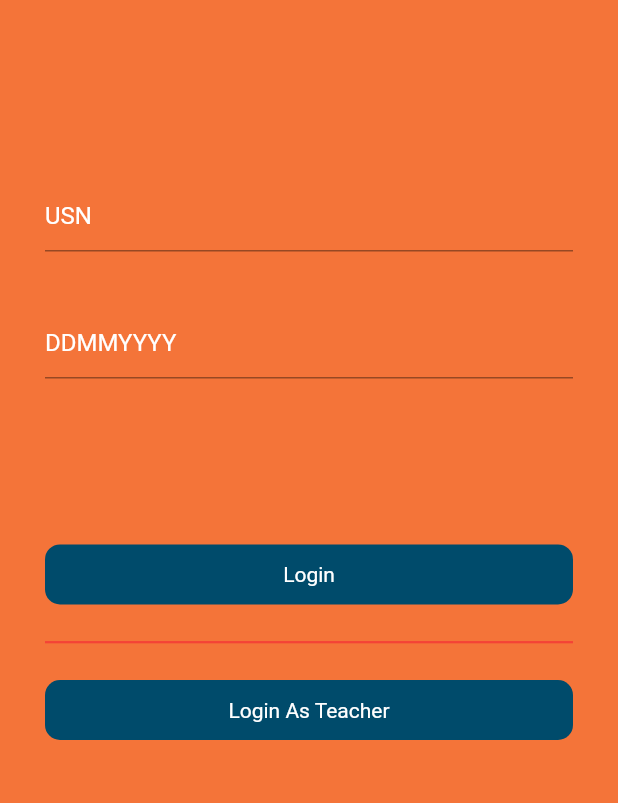
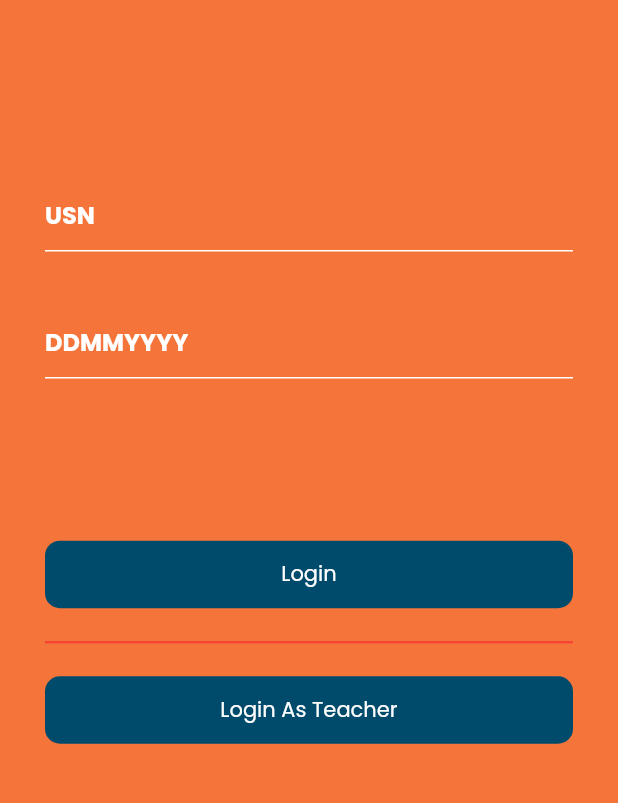
Before and after one commit to App-Sack/flutter-attendance-manager, a Flutter app: the LoginScreen screen opened directly, after a tap on "Login", on a phone screen of 412 x 824 dp, the part 385-1188 px from its top. Run offline on Flutter 3.47's test engine with Material 2 defaults, Android fonts, the phone set to English and light mode, and no system bars; our stand-ins replace flutter_custom_clippers, google_fonts, shared_preferences, step_progress_indicator, table_calendar; accounts and stored records are empty; network calls fail.

Commit message:
color changes and google fonts added

```diff
--- a/lib/main.dart
+++ b/lib/main.dart
@@ -4,6 +4,7 @@ import 'package:attendance_manager/screens/student_screens/subject_calendar_scre
 import 'package:attendance_manager/screens/teacher_screens/all_classes_screen.dart';
 import 'package:attendance_manager/screens/teacher_screens/students_list_screen.dart';
 import 'package:flutter/material.dart';
+import 'package:google_fonts/google_fonts.dart';
 
 void main() {
   runApp(const MyApp());
@@ -16,7 +17,10 @@ class MyApp extends StatelessWidget {
   Widget build(BuildContext context) {
     return MaterialApp(
       debugShowCheckedModeBanner: false,
-      home: AllClassesScreen(),
+      home: LoginScreen(),
+      theme: ThemeData(
+        textTheme: GoogleFonts.poppinsTextTheme(),
+      ),
       routes: {
         SubjectCalendarScreen.routeName: (ctx) => SubjectCalendarScreen(),
         AllSubjectsScreen.routeName: (ctx) => AllSubjectsScreen(),
--- a/lib/screens/student_screens/all_subjects_screen.dart
+++ b/lib/screens/student_screens/all_subjects_screen.dart
@@ -1,4 +1,5 @@
 import 'dart:convert';
+import 'package:attendance_manager/utils/colors.dart';
 import 'package:attendance_manager/widgets/subject_tile.dart';
 import 'package:flutter/material.dart';
 import 'package:http/http.dart' as http;
@@ -36,7 +37,8 @@ class _AllSubjectsScreenState extends State<AllSubjectsScreen> {
   Widget build(BuildContext context) {
     return Scaffold(
       appBar: AppBar(
-        title: const Text("All Subjects Screen"),
+        title: const Text("Subjects"),
+        backgroundColor: kOrangeColor,
       ),
       body: _subjects.length == 0
           ? Center(
--- a/lib/screens/student_screens/login_screen.dart
+++ b/lib/screens/student_screens/login_screen.dart
@@ -21,7 +21,7 @@ class _LoginScreenState extends State<LoginScreen> {
   var selected = selectedUser.Student;
   TextEditingController userIdController = TextEditingController();
   TextEditingController passwordController = TextEditingController();
-
+  bool isLoading=false;
 
   @override
   Widget build(BuildContext context) {
@@ -90,20 +90,25 @@ class _LoginScreenState extends State<LoginScreen> {
                               children: [
                                 LoginScreenButton(
                                   textLabel: "Login",
+                                  loading: isLoading,
                                   onPressed: () async {
                                     if(userIdController.text.isNotEmpty && passwordController.text.isNotEmpty){
-                                      String response=await AuthMethods().studentLogin(userIdController.text, passwordController.text);
+                                      setState(() {
+                                        isLoading=true;
+                                      });
+                                      String response=await AuthMethods().studentLogin(userIdController.text.toLowerCase(), passwordController.text);
                                       if(response=="success"){
                                         SharedPreferences sp=await SharedPreferences.getInstance();
-                                        sp.setString('usn', '${userIdController.text}');
+                                        sp.setString('usn', '${userIdController.text.toLowerCase()}');
                                         print(sp.getString('usn'));
                                         Navigator.of(context).pushReplacementNamed(AllSubjectsScreen.routeName);
-
                                       }
                                       else{
+                                        setState(() {
+                                          isLoading=false;
+                                        });
                                         ScaffoldMessenger.of(context).showSnackBar(SnackBar(content: Text(response)));
                                       }
-
                                     }
                                   },
                                 ),
--- a/lib/screens/student_screens/subject_calendar_screen.dart
+++ b/lib/screens/student_screens/subject_calendar_screen.dart
@@ -47,7 +47,7 @@ class _SubjectCalendarScreenState extends State<SubjectCalendarScreen> {
         backgroundColor: kBlueLightColor,
         appBar: AppBar(
           backgroundColor: kOrangeDarkColor,
-          title: Text("data"),
+          title: Text(subjectData['courseName']),
           elevation: 0,
         ),
         body: Column(
--- a/lib/widgets/calendar.dart
+++ b/lib/widgets/calendar.dart
@@ -91,7 +91,7 @@ class _CalendarState extends State<Calendar> {
         todayDecoration:
             BoxDecoration(color: kOrangeColor, shape: BoxShape.circle),
         todayTextStyle:
-            TextStyle(color: Colors.black, fontWeight: FontWeight.w600),
+            TextStyle(color: Colors.white, fontWeight: FontWeight.w600),
       ),
       eventLoader: (day) => _getEvents(context, day),
       calendarBuilders:
--- a/lib/widgets/input_field_box.dart
+++ b/lib/widgets/input_field_box.dart
@@ -1,3 +1,4 @@
+import 'package:attendance_manager/utils/colors.dart';
 import 'package:flutter/material.dart';
 
 class InputFieldBox extends StatelessWidget {
@@ -18,8 +19,21 @@ class InputFieldBox extends StatelessWidget {
     return TextFormField(
       controller: userIdController,
       keyboardType: keyboardType,
+      style: TextStyle(color: Colors.white,fontWeight: FontWeight.bold),
       decoration: InputDecoration(
         hintText: inputTypeText,
+        focusedBorder: UnderlineInputBorder( //<-- SEE HERE
+          borderSide: BorderSide(
+              width: 2.5, color: kBlueColor),
+        ),
+        enabledBorder: UnderlineInputBorder(
+          borderSide: BorderSide(
+              width: 1, color: Colors.white),
+        ),
+        disabledBorder: UnderlineInputBorder( //<-- SEE HERE
+          borderSide: BorderSide(
+              width: 1, color: Colors.white),
+        ),
         suffixStyle: TextStyle(color: Colors.white),
         hintStyle: TextStyle(color: Colors.white),
       ),
--- a/lib/widgets/login_screen_button.dart
+++ b/lib/widgets/login_screen_button.dart
@@ -1,16 +1,21 @@
 import 'package:attendance_manager/utils/colors.dart';
 import 'package:flutter/material.dart';
 
-class LoginScreenButton extends StatelessWidget {
+class LoginScreenButton extends StatefulWidget {
   final String textLabel;
   final Function()? onPressed;
+  bool loading;
+  LoginScreenButton({super.key, required this.textLabel, this.onPressed,this.loading=false});
 
-  LoginScreenButton({super.key, required this.textLabel, this.onPressed});
+  @override
+  State<LoginScreenButton> createState() => _LoginScreenButtonState();
+}
 
+class _LoginScreenButtonState extends State<LoginScreenButton> {
   @override
   Widget build(BuildContext context) {
     return InkWell(
-      onTap: onPressed,
+      onTap: widget.onPressed,
       child: Container(
         width: double.infinity,
         decoration: BoxDecoration(
@@ -20,8 +25,8 @@ class LoginScreenButton extends StatelessWidget {
         child: Padding(
           padding: const EdgeInsets.symmetric(vertical: 12),
           child: Center(
-              child: Text(
-            textLabel,
+              child: widget.loading?CircularProgressIndicator():Text(
+            widget.textLabel,
             style: TextStyle(color: Colors.white),
           )),
         ),
--- a/pubspec.yaml
+++ b/pubspec.yaml
@@ -43,6 +43,7 @@ dependencies:
   provider: ^6.0.4
   http: ^0.13.5
   shared_preferences: ^2.0.15
+  google_fonts: ^3.0.1
 
 dev_dependencies:
   flutter_test:
```
Also changed, not shown: lib/widgets/subject_tile.dart (+27 -4 lines), pubspec.lock.
